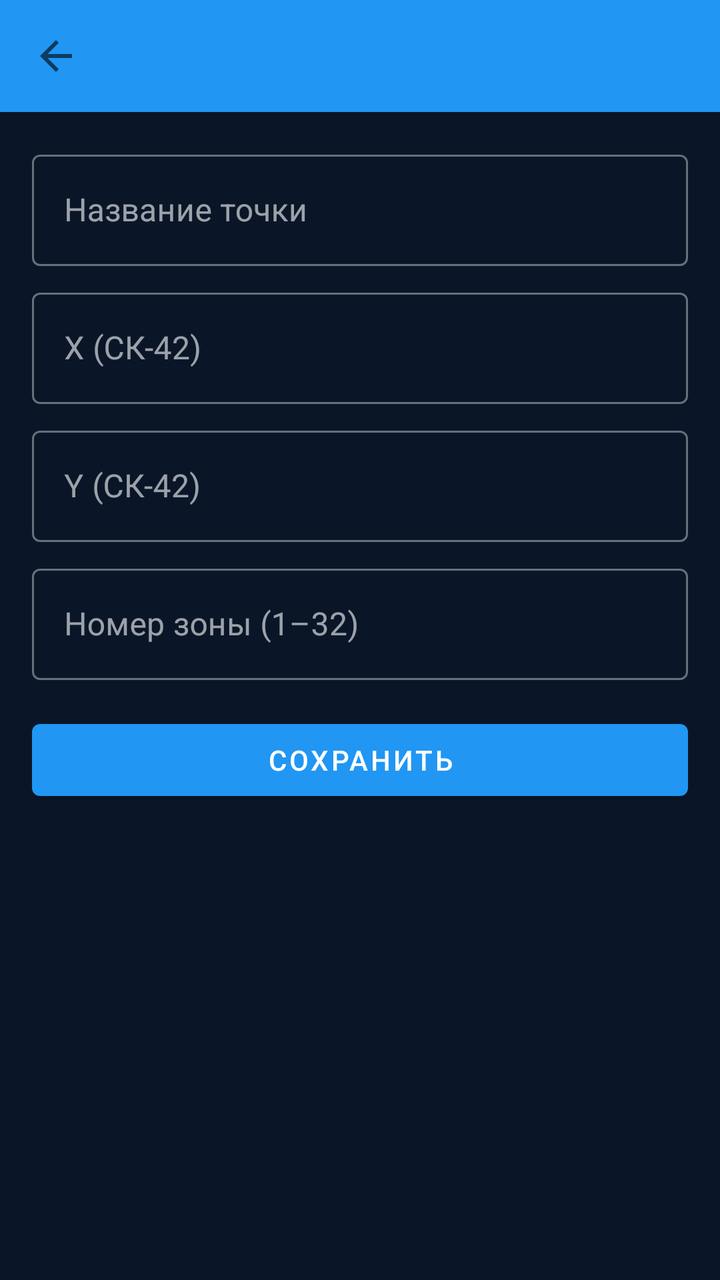
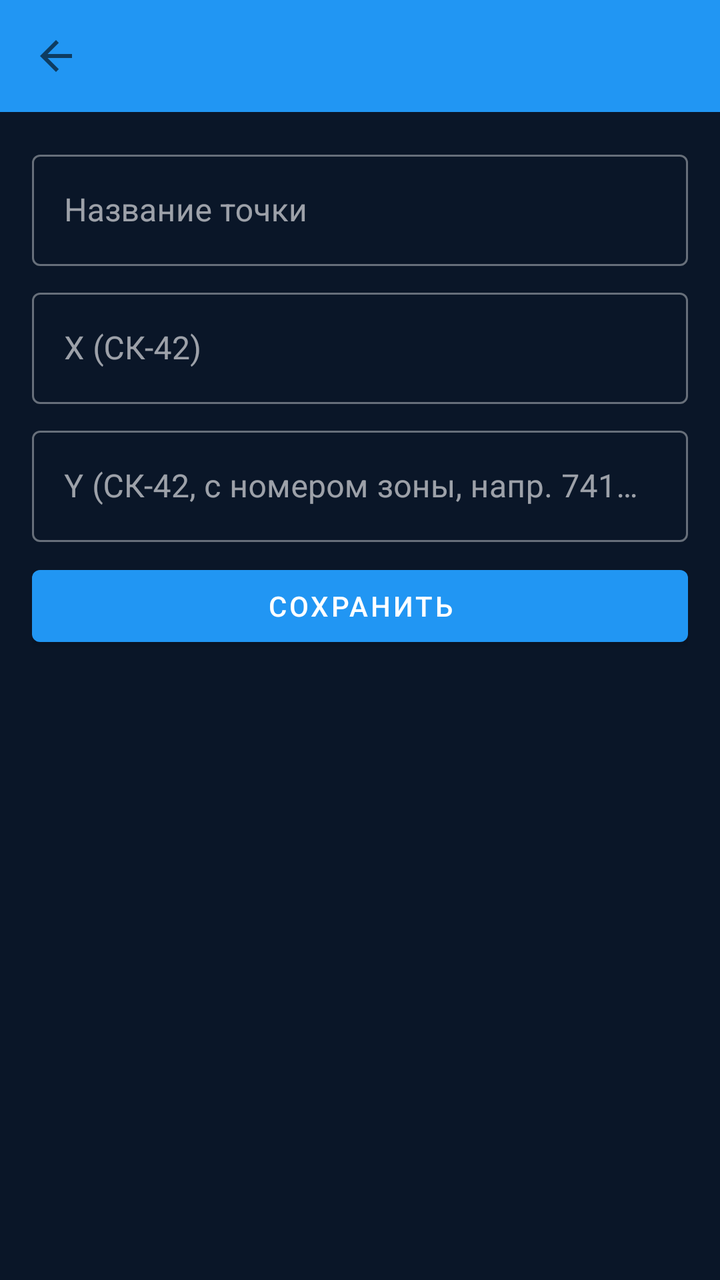

Compare the two renders of this Android layout. The source of the first and the diff that turns it into the second are given below.
<!-- AndroidManifest.xml: application theme Theme.CoordScanner -->
<!-- res/layout/activity_edit_point.xml -->
<?xml version="1.0" encoding="utf-8"?>
<LinearLayout
    xmlns:android="http://schemas.android.com/apk/res/android"
    xmlns:app="http://schemas.android.com/apk/res-auto"
    android:layout_width="match_parent"
    android:layout_height="match_parent"
    android:orientation="vertical">

    <com.google.android.material.appbar.AppBarLayout
        android:layout_width="match_parent"
        android:layout_height="wrap_content">

        <androidx.appcompat.widget.Toolbar
            android:id="@+id/toolbar"
            android:layout_width="match_parent"
            android:layout_height="?attr/actionBarSize"
            android:background="?attr/colorPrimary"
            app:navigationIcon="?attr/homeAsUpIndicator" />
    </com.google.android.material.appbar.AppBarLayout>

    <ScrollView
        android:layout_width="match_parent"
        android:layout_height="match_parent">

        <LinearLayout
            android:layout_width="match_parent"
            android:layout_height="wrap_content"
            android:orientation="vertical"
            android:padding="16dp">

            <com.google.android.material.textfield.TextInputLayout
                android:layout_width="match_parent"
                android:layout_height="wrap_content"
                android:hint="@string/hint_name"
                android:layout_marginBottom="8dp"
                style="@style/Widget.MaterialComponents.TextInputLayout.OutlinedBox">
                <com.google.android.material.textfield.TextInputEditText
                    android:id="@+id/etName"
                    android:layout_width="match_parent"
                    android:layout_height="wrap_content"
                    android:inputType="text" />
            </com.google.android.material.textfield.TextInputLayout>

            <com.google.android.material.textfield.TextInputLayout
                android:layout_width="match_parent"
                android:layout_height="wrap_content"
                android:hint="@string/hint_x"
                android:layout_marginBottom="8dp"
                style="@style/Widget.MaterialComponents.TextInputLayout.OutlinedBox">
                <com.google.android.material.textfield.TextInputEditText
                    android:id="@+id/etX"
                    android:layout_width="match_parent"
                    android:layout_height="wrap_content"
                    android:inputType="numberDecimal" />
            </com.google.android.material.textfield.TextInputLayout>

            <com.google.android.material.textfield.TextInputLayout
                android:layout_width="match_parent"
                android:layout_height="wrap_content"
                android:hint="@string/hint_y"
                android:layout_marginBottom="8dp"
                style="@style/Widget.MaterialComponents.TextInputLayout.OutlinedBox">
                <com.google.android.material.textfield.TextInputEditText
                    android:id="@+id/etY"
                    android:layout_width="match_parent"
                    android:layout_height="wrap_content"
                    android:inputType="numberDecimal" />
            </com.google.android.material.textfield.TextInputLayout>

            <com.google.android.material.textfield.TextInputLayout
                android:layout_width="match_parent"
                android:layout_height="wrap_content"
                android:hint="@string/hint_zone"
                android:layout_marginBottom="16dp"
                style="@style/Widget.MaterialComponents.TextInputLayout.OutlinedBox">
                <com.google.android.material.textfield.TextInputEditText
                    android:id="@+id/etZone"
                    android:layout_width="match_parent"
                    android:layout_height="wrap_content"
                    android:inputType="number" />
            </com.google.android.material.textfield.TextInputLayout>

            <com.google.android.material.button.MaterialButton
                android:id="@+id/btnSave"
                android:layout_width="match_parent"
                android:layout_height="wrap_content"
                android:text="@string/btn_save" />
        </LinearLayout>
    </ScrollView>
</LinearLayout>
<!-- resources referenced by this layout -->
<resources>
  <string name="btn_save">Сохранить</string>
  <string name="hint_name">Название точки</string>
  <string name="hint_x">X (СК-42)</string>
  <string name="hint_y">Y (СК-42)</string>
  <string name="hint_zone">Номер зоны (1–32)</string>
  <style name="Theme.CoordScanner" parent="Theme.MaterialComponents.DayNight.NoActionBar">
          <item name="colorPrimary">@color/primary</item>
          <item name="colorPrimaryVariant">@color/primary_dark</item>
          <item name="colorOnPrimary">@color/on_primary</item>
          <item name="colorSecondary">@color/accent</item>
          <item name="colorSecondaryVariant">@color/accent</item>
          <item name="colorOnSecondary">@color/white</item>
          <item name="android:statusBarColor">@color/navy_deep</item>
          <item name="android:navigationBarColor">@color/navy_deep</item>
          <item name="android:windowBackground">@color/navy_bg</item>
          <item name="materialCardViewStyle">@style/CardStyle</item>
          <item name="colorSurface">@color/navy_surface</item>
          <item name="colorOnSurface">@color/text_primary</item>
      </style>
  <color name="primary">#2196F3</color>
  <color name="primary_dark">#1565C0</color>
  <color name="on_primary">#FFFFFF</color>
  <color name="accent">#00BCD4</color>
  <color name="white">#FFFFFF</color>
  <color name="navy_deep">#08111E</color>
  <color name="navy_bg">#0A1628</color>
  <style name="CardStyle" parent="Widget.MaterialComponents.CardView">
          <item name="cardElevation">2dp</item>
          <item name="cardCornerRadius">14dp</item>
          <item name="android:layout_marginBottom">6dp</item>
          <item name="cardBackgroundColor">@color/navy_card</item>
          <item name="strokeColor">@color/navy_stroke</item>
          <item name="strokeWidth">1dp</item>
      </style>
  <color name="navy_surface">#0F1E30</color>
  <color name="text_primary">#FFFFFF</color>
  <color name="navy_card">#111E30</color>
  <color name="navy_stroke">#1C3050</color>
</resources>

<!-- the commit's change to res/layout/activity_edit_point.xml (unified diff, before → after) -->
@@ -67,19 +67,6 @@
                     android:inputType="numberDecimal" />
             </com.google.android.material.textfield.TextInputLayout>
 
-            <com.google.android.material.textfield.TextInputLayout
-                android:layout_width="match_parent"
-                android:layout_height="wrap_content"
-                android:hint="@string/hint_zone"
-                android:layout_marginBottom="16dp"
-                style="@style/Widget.MaterialComponents.TextInputLayout.OutlinedBox">
-                <com.google.android.material.textfield.TextInputEditText
-                    android:id="@+id/etZone"
-                    android:layout_width="match_parent"
-                    android:layout_height="wrap_content"
-                    android:inputType="number" />
-            </com.google.android.material.textfield.TextInputLayout>
-
             <com.google.android.material.button.MaterialButton
                 android:id="@+id/btnSave"
                 android:layout_width="match_parent"
<!-- resource entries referenced after the edit -->
@@ -3,8 +3,7 @@
   <string name="btn_save">Сохранить</string>
   <string name="hint_name">Название точки</string>
   <string name="hint_x">X (СК-42)</string>
-  <string name="hint_y">Y (СК-42)</string>
-  <string name="hint_zone">Номер зоны (1–32)</string>
+  <string name="hint_y">Y (СК-42, с номером зоны, напр. 7418954)</string>
   <style name="Theme.CoordScanner" parent="Theme.MaterialComponents.DayNight.NoActionBar">
           <item name="colorPrimary">@color/primary</item>
           <item name="colorPrimaryVariant">@color/primary_dark</item>
